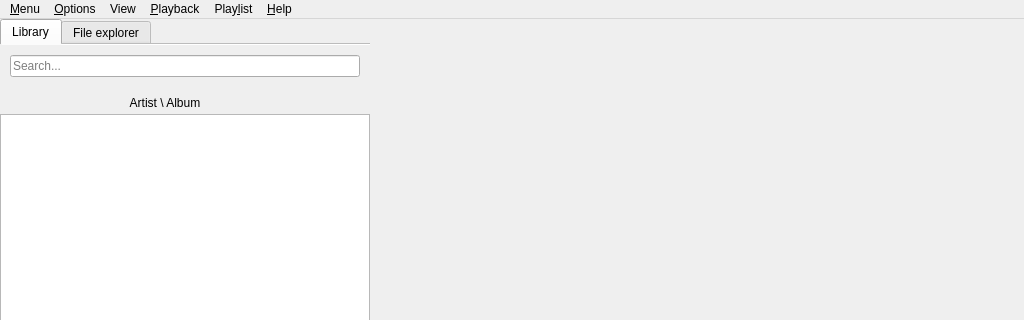
This is code/MiamPlayer/mainwindow.ui in MBach/Miam-Player as Qt 5 draws it before an edit; both pictures show x 0 to 1024 and y 0 to 320 of the 1024 by 768 pixel window. The edited form follows.
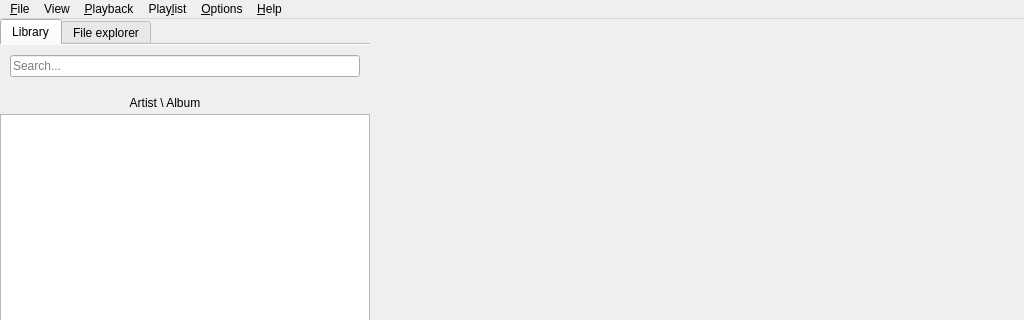
This is the edited form. Icons and pictures are not drawn. Custom widgets are drawn as their Qt base class.

```diff
--- a/code/MiamPlayer/mainwindow.ui
+++ b/code/MiamPlayer/mainwindow.ui
@@ -606,7 +606,7 @@
    </property>
    <widget class="QMenu" name="menuMenu">
     <property name="title">
-     <string>&amp;Menu</string>
+     <string>&amp;File</string>
     </property>
     <addaction name="actionOpenFiles"/>
     <addaction name="actionOpenFolder"/>
@@ -676,10 +676,10 @@
     <addaction name="actionViewTagEditor"/>
    </widget>
    <addaction name="menuMenu"/>
-   <addaction name="menuOptions"/>
    <addaction name="menuView"/>
    <addaction name="menuPlayback"/>
    <addaction name="menuPlaylist"/>
+   <addaction name="menuOptions"/>
    <addaction name="menuHelp"/>
   </widget>
   <action name="actionExit">
```
